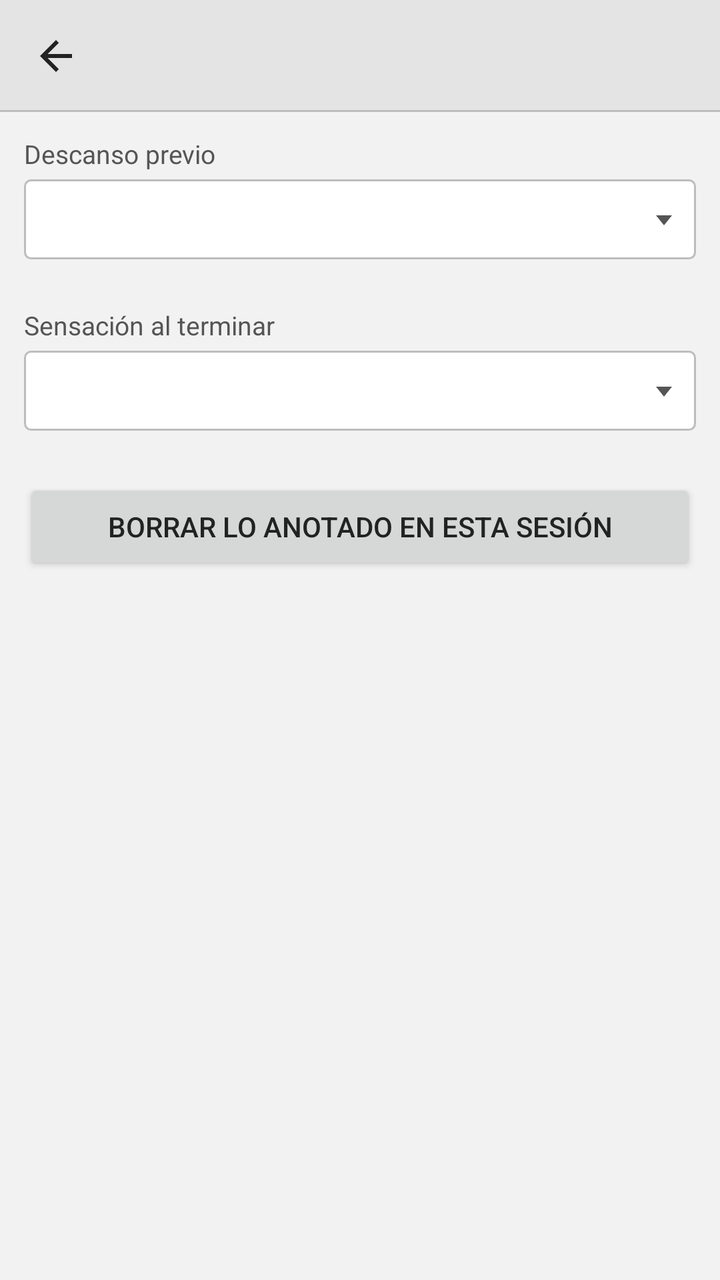
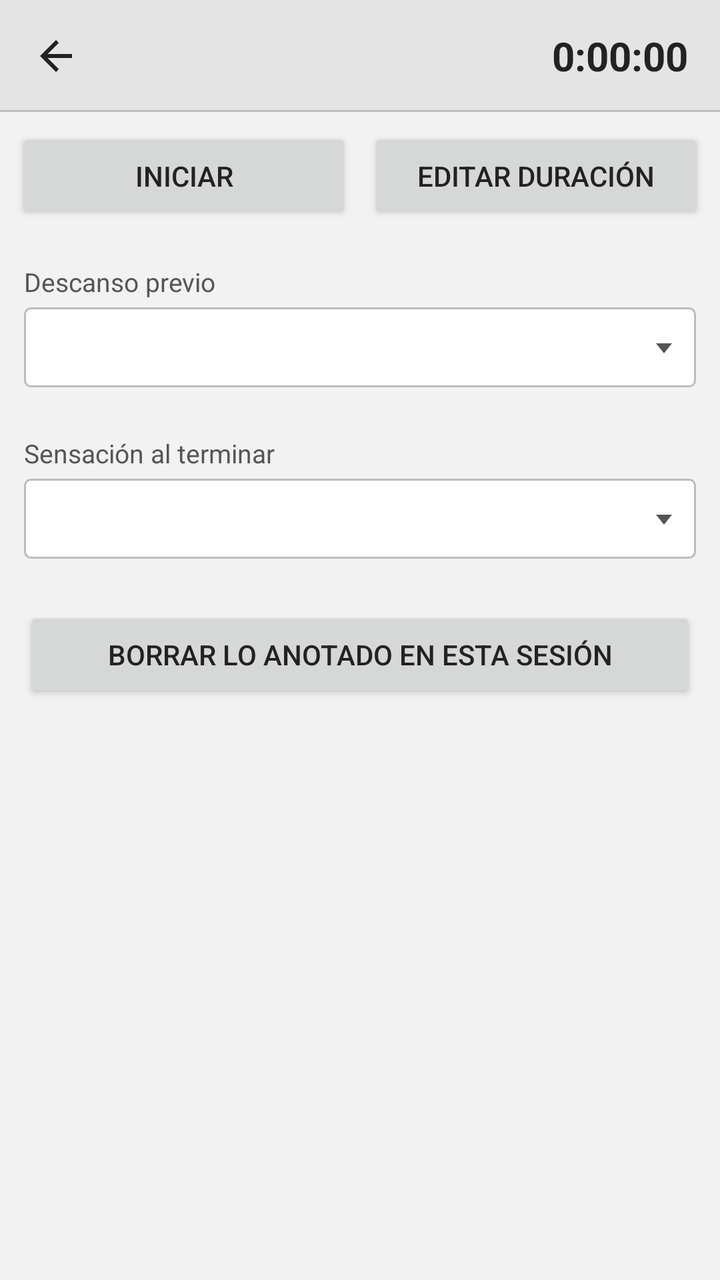

The first picture is an Android layout as it rendered before a commit; the second is the same layout after the commit. The layout source and the unified diff follow.
<!-- AndroidManifest.xml: application theme Theme.Rutina -->
<!-- res/layout/activity_sesion.xml -->
<?xml version="1.0" encoding="utf-8"?>
<LinearLayout xmlns:android="http://schemas.android.com/apk/res/android"
    xmlns:app="http://schemas.android.com/apk/res-auto"
    android:layout_width="match_parent"
    android:layout_height="match_parent"
    android:orientation="vertical">

    
    <androidx.appcompat.widget.Toolbar
        android:id="@+id/barra_sesion"
        android:layout_width="match_parent"
        android:layout_height="?attr/actionBarSize"
        android:background="@drawable/fondo_barra"
        app:navigationIcon="@drawable/ic_atras"
        app:subtitleTextAppearance="@style/Rutina.SubtituloBarra"
        app:titleTextAppearance="@style/Rutina.TituloBarra">

        <TextView
            android:id="@+id/tiempo"
            android:layout_width="wrap_content"
            android:layout_height="wrap_content"
            android:layout_gravity="end|center_vertical"
            android:layout_marginEnd="16dp"
            android:fontFeatureSettings="tnum"
            android:text="0:00:00"
            android:textColor="@color/texto"
            android:textSize="20sp"
            android:textStyle="bold"
            android:visibility="gone" />
    </androidx.appcompat.widget.Toolbar>

    <LinearLayout
        android:id="@+id/fila_crono"
        android:layout_width="match_parent"
        android:layout_height="wrap_content"
        android:orientation="horizontal"
        android:padding="8dp"
        android:visibility="gone">

        <Button
            android:id="@+id/crono_boton"
            android:layout_width="0dp"
            android:layout_height="wrap_content"
            android:layout_marginEnd="4dp"
            android:layout_weight="1"
            android:text="Iniciar" />

        <Button
            android:id="@+id/crono_editar"
            android:layout_width="0dp"
            android:layout_height="wrap_content"
            android:layout_marginStart="4dp"
            android:layout_weight="1"
            android:text="Editar duración" />
    </LinearLayout>

    <ScrollView
        android:layout_width="match_parent"
        android:layout_height="0dp"
        android:layout_weight="1"
        android:fillViewport="true">

        <LinearLayout
            android:layout_width="match_parent"
            android:layout_height="wrap_content"
            android:orientation="vertical"
            android:padding="12dp">

            <TextView
                style="@style/Rutina.Etiqueta"
                android:layout_width="wrap_content"
                android:layout_height="wrap_content"
                android:layout_marginTop="0dp"
                android:text="Descanso previo" />

            <Spinner
                android:id="@+id/descanso"
                android:layout_width="match_parent"
                android:layout_height="wrap_content" />

            <LinearLayout
                android:id="@+id/ejercicios"
                android:layout_width="match_parent"
                android:layout_height="wrap_content"
                android:layout_marginTop="12dp"
                android:orientation="vertical" />

            <TextView
                style="@style/Rutina.Etiqueta"
                android:layout_width="wrap_content"
                android:layout_height="wrap_content"
                android:text="Sensación al terminar" />

            <Spinner
                android:id="@+id/sensacion_final"
                android:layout_width="match_parent"
                android:layout_height="wrap_content" />

            <Button
                android:id="@+id/borrar_sesion"
                android:layout_width="match_parent"
                android:layout_height="wrap_content"
                android:layout_marginTop="24dp"
                android:layout_marginBottom="24dp"
                android:text="Borrar lo anotado en esta sesión" />
        </LinearLayout>
    </ScrollView>
</LinearLayout>
<!-- resources referenced by this layout -->
<resources>
  <color name="texto">#222222</color>
  <!-- drawable fondo_barra (drawable) -->
  <?xml version="1.0" encoding="utf-8"?>
  <layer-list xmlns:android="http://schemas.android.com/apk/res/android">
      <item>
          <shape android:shape="rectangle">
              <solid android:color="@color/borde" />
          </shape>
      </item>
      <item android:bottom="1dp">
          <shape android:shape="rectangle">
              <solid android:color="@color/barra" />
          </shape>
      </item>
  </layer-list>
  <!-- drawable ic_atras (drawable) -->
  <?xml version="1.0" encoding="utf-8"?>
  <vector xmlns:android="http://schemas.android.com/apk/res/android"
      android:width="24dp"
      android:height="24dp"
      android:viewportWidth="24"
      android:viewportHeight="24">
      <path
          android:fillColor="@color/texto"
          android:pathData="M20,11H7.83l5.59,-5.59L12,4l-8,8 8,8 1.41,-1.41L7.83,13H20v-2z" />
  </vector>
  <style name="Rutina.Etiqueta" parent="TextAppearance.AppCompat.Body1">
          <item name="android:textColor">@color/secundario</item>
          <item name="android:textSize">13sp</item>
          <item name="android:layout_marginTop">12dp</item>
          <item name="android:layout_marginBottom">4dp</item>
      </style>
  <style name="Rutina.SubtituloBarra" parent="TextAppearance.AppCompat.Small">
          <item name="android:textColor">@color/secundario</item>
          <item name="android:textSize">13sp</item>
      </style>
  <style name="Rutina.TituloBarra" parent="TextAppearance.AppCompat.Title">
          <item name="android:textColor">@color/texto</item>
          <item name="android:textStyle">bold</item>
          <item name="android:textSize">18sp</item>
      </style>
  <color name="borde">#BDBDBD</color>
  <color name="barra">#E4E4E4</color>
  <color name="secundario">#555555</color>
  <color name="foco">#1E5BD8</color>
  <color name="campo">#FFFFFF</color>
  <color name="error">#C62828</color>
  <color name="fondo">#F2F2F2</color>
  <style name="Widget.Rutina.Campo" parent="Widget.AppCompat.EditText">
          <item name="android:background">@drawable/fondo_campo</item>
          <item name="android:textColor">@color/texto</item>
          <item name="android:textColorHint">@color/secundario</item>
          <item name="android:padding">8dp</item>
          <item name="android:minHeight">40dp</item>
      </style>
  <style name="Widget.Rutina.Desplegable" parent="Widget.AppCompat.Spinner">
          <item name="android:background">@drawable/fondo_desplegable</item>
          <item name="android:popupBackground">@color/campo</item>
          <item name="android:minHeight">40dp</item>
          <item name="android:paddingStart">4dp</item>
          <item name="android:paddingEnd">28dp</item>
      </style>
  <style name="Forma.Rutina" parent="">
          <item name="cornerFamily">rounded</item>
          <item name="cornerSize">3dp</item>
      </style>
  <!-- drawable fondo_desplegable (drawable) -->
  <?xml version="1.0" encoding="utf-8"?>
  <layer-list xmlns:android="http://schemas.android.com/apk/res/android">
      <item android:drawable="@drawable/fondo_campo" />
      <item
          android:drawable="@drawable/flecha_desplegable"
          android:gravity="end|center_vertical"
          android:right="10dp" />
  </layer-list>
  <style name="Rutina.TextoPestana" parent="TextAppearance.MaterialComponents.Button">
          <item name="android:textAllCaps">false</item>
          <item name="android:textSize">15sp</item>
      </style>
  <!-- drawable flecha_desplegable (drawable) -->
  <?xml version="1.0" encoding="utf-8"?>
  <vector xmlns:android="http://schemas.android.com/apk/res/android"
      android:width="12dp"
      android:height="12dp"
      android:viewportWidth="12"
      android:viewportHeight="12">
      <path
          android:fillColor="@color/secundario"
          android:pathData="M2,4 L10,4 L6,9 Z" />
  </vector>
  <!-- unchanged entries left out for length: 4 -->
</resources>

<!-- the commit's change to res/layout/activity_sesion.xml (unified diff, before → after) -->
@@ -25,8 +25,7 @@
             android:text="0:00:00"
             android:textColor="@color/texto"
             android:textSize="20sp"
-            android:textStyle="bold"
-            android:visibility="gone" />
+            android:textStyle="bold" />
     </androidx.appcompat.widget.Toolbar>
 
     <LinearLayout
@@ -34,8 +33,7 @@
         android:layout_width="match_parent"
         android:layout_height="wrap_content"
         android:orientation="horizontal"
-        android:padding="8dp"
-        android:visibility="gone">
+        android:padding="8dp">
 
         <Button
             android:id="@+id/crono_boton"
